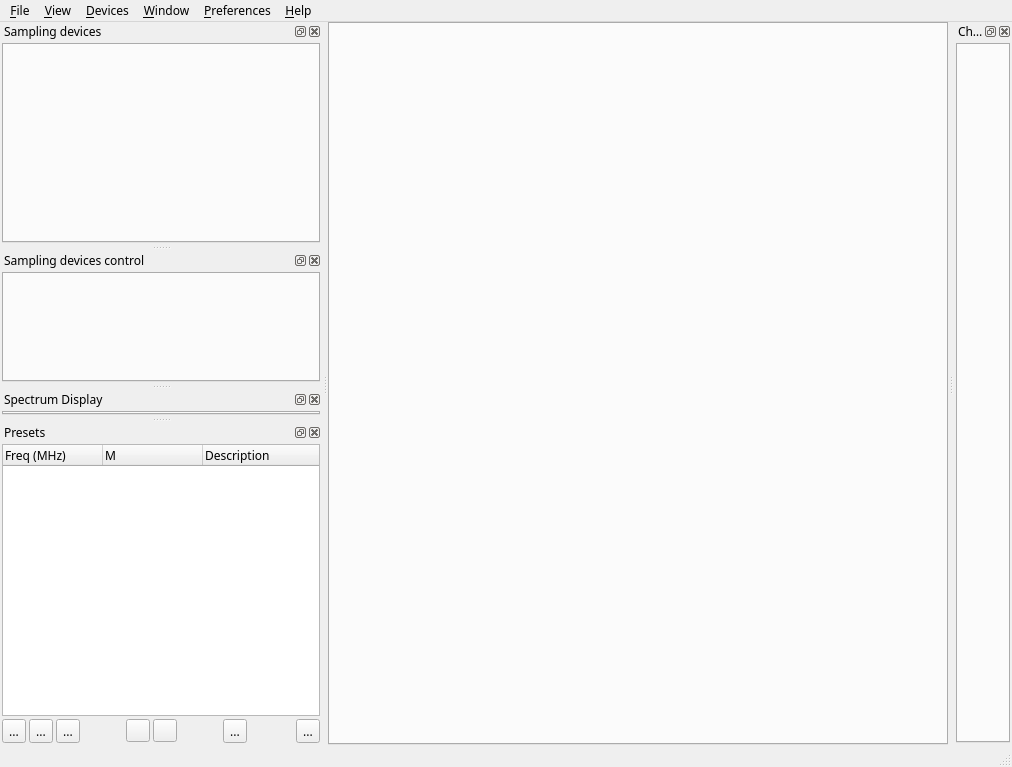
Old version of the form sdrgui/mainwindow.ui in the repository f4exb/sdrangel.
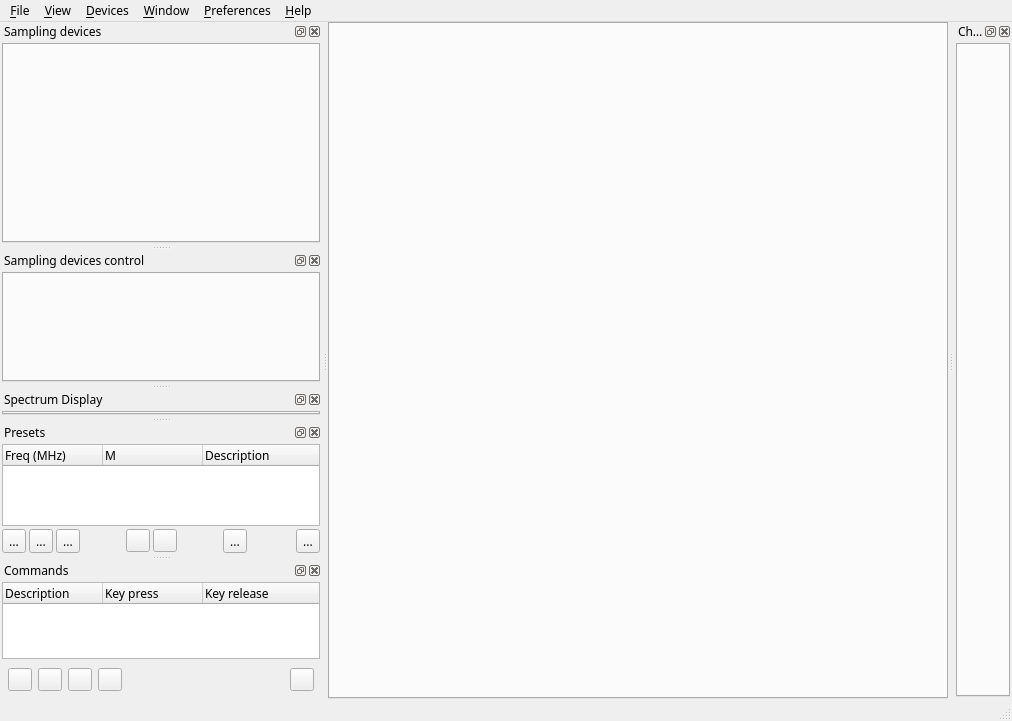
New version of the form. Icons and pictures are not drawn.

Commit message: Commands: basic dock widget setup and command class

```diff
--- a/sdrgui/mainwindow.ui
+++ b/sdrgui/mainwindow.ui
@@ -7,7 +7,7 @@
     <x>0</x>
     <y>0</y>
     <width>1012</width>
-    <height>767</height>
+    <height>721</height>
    </rect>
   </property>
   <property name="font">
@@ -391,40 +391,6 @@
        </property>
       </widget>
      </item>
-     <item row="1" column="1" rowspan="4" colspan="12">
-      <widget class="QTreeWidget" name="presetTree">
-       <property name="indentation">
-        <number>10</number>
-       </property>
-       <property name="allColumnsShowFocus">
-        <bool>true</bool>
-       </property>
-       <attribute name="headerMinimumSectionSize">
-        <number>5</number>
-       </attribute>
-       <column>
-        <property name="text">
-         <string>Freq (MHz)</string>
-        </property>
-        <property name="toolTip">
-         <string>Center frequency in MHz</string>
-        </property>
-       </column>
-       <column>
-        <property name="text">
-         <string>M</string>
-        </property>
-        <property name="toolTip">
-         <string>Mode: R: Rx or source, T: Tx or sink</string>
-        </property>
-       </column>
-       <column>
-        <property name="text">
-         <string>Description</string>
-        </property>
-       </column>
-      </widget>
-     </item>
      <item row="5" column="2">
       <widget class="QToolButton" name="presetUpdate">
        <property name="toolTip">
@@ -519,6 +485,40 @@
        </property>
       </widget>
      </item>
+     <item row="1" column="1" rowspan="2" colspan="12">
+      <widget class="QTreeWidget" name="presetTree">
+       <property name="indentation">
+        <number>10</number>
+       </property>
+       <property name="allColumnsShowFocus">
+        <bool>true</bool>
+       </property>
+       <attribute name="headerMinimumSectionSize">
+        <number>5</number>
+       </attribute>
+       <column>
+        <property name="text">
+         <string>Freq (MHz)</string>
+        </property>
+        <property name="toolTip">
+         <string>Center frequency in MHz</string>
+        </property>
+       </column>
+       <column>
+        <property name="text">
+         <string>M</string>
+        </property>
+        <property name="toolTip">
+         <string>Mode: R: Rx or source, T: Tx or sink</string>
+        </property>
+       </column>
+       <column>
+        <property name="text">
+         <string>Description</string>
+        </property>
+       </column>
+      </widget>
+     </item>
     </layout>
    </widget>
   </widget>
@@ -559,6 +559,163 @@
     </layout>
    </widget>
   </widget>
+  <widget class="QDockWidget" name="commandsDock">
+   <property name="windowTitle">
+    <string>Commands</string>
+   </property>
+   <attribute name="dockWidgetArea">
+    <number>1</number>
+   </attribute>
+   <widget class="QWidget" name="commandsDockWidget">
+    <layout class="QVBoxLayout" name="verticalLayout_5">
+     <property name="spacing">
+      <number>3</number>
+     </property>
+     <property name="leftMargin">
+      <number>2</number>
+     </property>
+     <property name="topMargin">
+      <number>2</number>
+     </property>
+     <property name="rightMargin">
+      <number>2</number>
+     </property>
+     <property name="bottomMargin">
+      <number>2</number>
+     </property>
+     <item>
+      <widget class="QTreeWidget" name="commadsTree">
+       <property name="indentation">
+        <number>5</number>
+       </property>
+       <property name="allColumnsShowFocus">
+        <bool>true</bool>
+       </property>
+       <property name="columnCount">
+        <number>3</number>
+       </property>
+       <attribute name="headerMinimumSectionSize">
+        <number>5</number>
+       </attribute>
+       <column>
+        <property name="text">
+         <string>Description</string>
+        </property>
+       </column>
+       <column>
+        <property name="text">
+         <string>Key press</string>
+        </property>
+       </column>
+       <column>
+        <property name="text">
+         <string>Key release</string>
+        </property>
+       </column>
+      </widget>
+     </item>
+     <item>
+      <layout class="QHBoxLayout" name="commandsControl">
+       <property name="leftMargin">
+        <number>6</number>
+       </property>
+       <property name="topMargin">
+        <number>6</number>
+       </property>
+       <property name="rightMargin">
+        <number>6</number>
+       </property>
+       <property name="bottomMargin">
+        <number>6</number>
+       </property>
+       <item>
+        <widget class="QToolButton" name="commandEdit">
+         <property name="toolTip">
+          <string>Edit command details</string>
+         </property>
+         <property name="text">
+          <string/>
+         </property>
+         <property name="icon">
+          <iconset resource="resources/res.qrc">
+           <normaloff>:/edit.png</normaloff>:/edit.png</iconset>
+         </property>
+        </widget>
+       </item>
+       <item>
+        <widget class="QToolButton" name="commandRun">
+         <property name="toolTip">
+          <string>Run command</string>
+         </property>
+         <property name="text">
+          <string/>
+         </property>
+         <property name="icon">
+          <iconset resource="resources/res.qrc">
+           <normaloff>:/play.png</normaloff>:/play.png</iconset>
+         </property>
+        </widget>
+       </item>
+       <item>
+        <widget class="QToolButton" name="commandViewOutput">
+         <property name="toolTip">
+          <string>View last run output</string>
+         </property>
+         <property name="text">
+          <string/>
+         </property>
+         <property name="icon">
+          <iconset resource="resources/res.qrc">
+           <normaloff>:/listing.png</normaloff>:/listing.png</iconset>
+         </property>
+        </widget>
+       </item>
+       <item>
+        <widget class="QToolButton" name="commandsSave">
+         <property name="toolTip">
+          <string>Save commands in settings</string>
+         </property>
+         <property name="text">
+          <string/>
+         </property>
+         <property name="icon">
+          <iconset resource="resources/res.qrc">
+           <normaloff>:/preset-last.png</normaloff>:/preset-last.png</iconset>
+         </property>
+        </widget>
+       </item>
+       <item>
+        <spacer name="horizontalSpacer_4">
+         <property name="orientation">
+          <enum>Qt::Horizontal</enum>
+         </property>
+         <property name="sizeHint" stdset="0">
+          <size>
+           <width>40</width>
+           <height>20</height>
+          </size>
+         </property>
+        </spacer>
+       </item>
+       <item>
+        <widget class="QToolButton" name="toolButton">
+         <property name="toolTip">
+          <string>Delete selected command</string>
+         </property>
+         <property name="text">
+          <string/>
+         </property>
+         <property name="icon">
+          <iconset resource="resources/res.qrc">
+           <normaloff>:/preset-delete.png</normaloff>:/preset-delete.png</iconset>
+         </property>
+        </widget>
+       </item>
+      </layout>
+     </item>
+    </layout>
+   </widget>
+  </widget>
   <action name="action_Exit">
    <property name="text">
     <string>E&amp;xit</string>
```
Left out of the diff: 1 changed line with no effect on the pictures. The commit also changes 10 other files.
